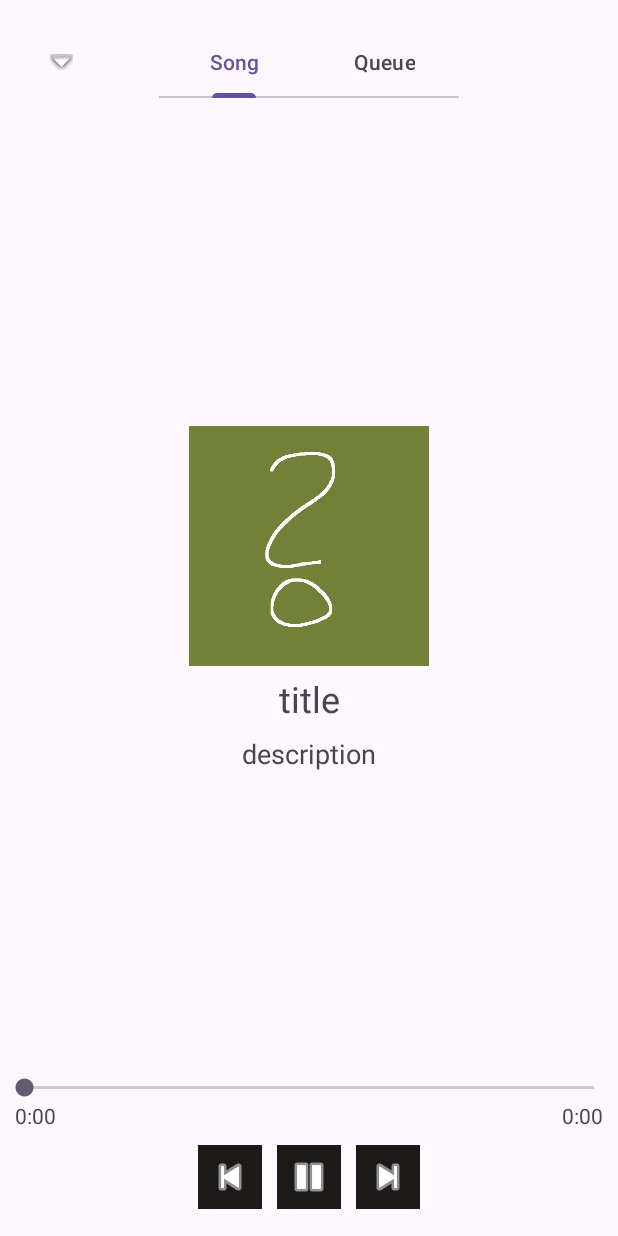
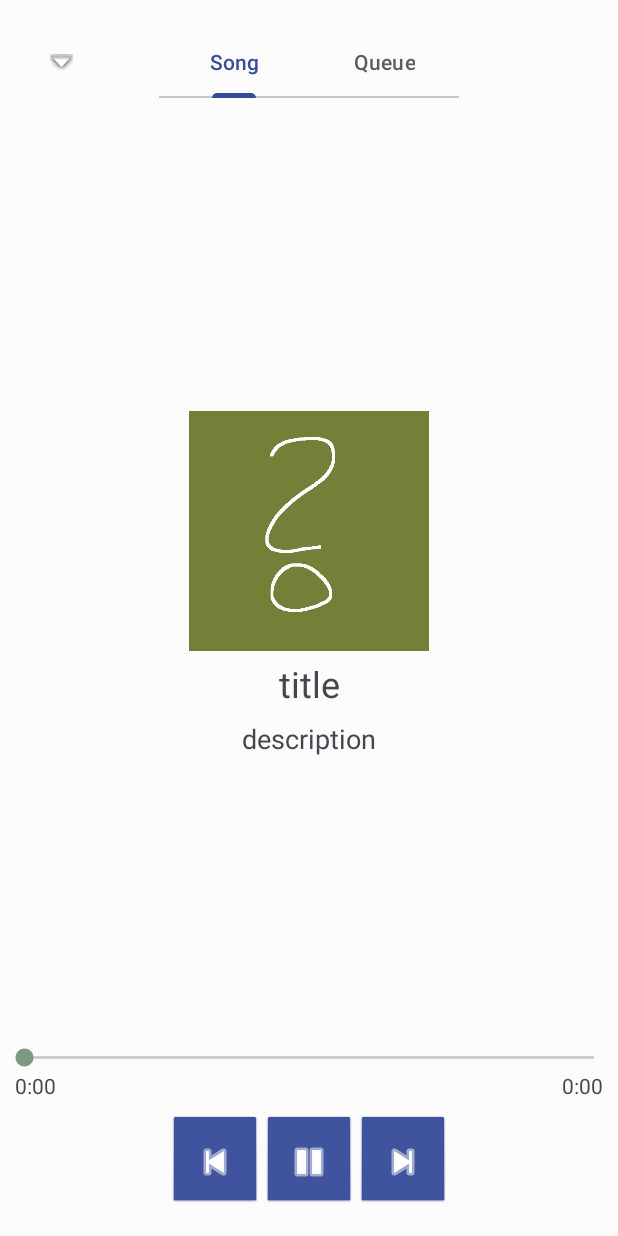
Before and after one commit to ksawio97/VibesLocal, an Android app: the CurrentSongInfoFragment screen opened directly, with no data from a screen before it, on a phone screen of 412 x 824 dp. Run offline under Robolectric (Android 15) with nearby library versions, the phone set to English and light mode, and no system bars; 13 statements that could not run were skipped.

Commit message:
Modified app styles (focused on dark mode)

```diff
--- a/app/src/main/java/com/example/vibeslocal/fragments/MusicItemsFragment.kt
+++ b/app/src/main/java/com/example/vibeslocal/fragments/MusicItemsFragment.kt
@@ -14,6 +14,7 @@ import com.example.vibeslocal.R
 import com.example.vibeslocal.adapters.setupScrollProgress
 import com.example.vibeslocal.databinding.FragmentMusicItemsBinding
 import com.example.vibeslocal.services.MediaPlayerService
+import com.example.vibeslocal.utils.SpacingItemDecoration
 import com.example.vibeslocal.viewmodels.MusicItemsViewModel
 import org.koin.androidx.viewmodel.ext.android.activityViewModel
 import java.lang.ref.WeakReference
@@ -29,6 +30,10 @@ class MusicItemsFragment : Fragment(R.layout.fragment_music_items) {
         binding.musicItemsList.layoutAnimation =
             LayoutAnimationController(AnimationUtils.loadAnimation(context, R.anim.translate))
         viewModel.configureRecyclerView(binding.musicItemsList)
+
+        context?.let {
+            binding.musicItemsList.addItemDecoration(SpacingItemDecoration(it, SpacingItemDecoration.Spacing(10, 0, 10, 0)))
+        }
 
         //connect to MediaPlayerService
         val intent = Intent(requireContext(), MediaPlayerService::class.java)
--- a/app/src/main/res/layout/fragment_current_song_info.xml
+++ b/app/src/main/res/layout/fragment_current_song_info.xml
@@ -11,7 +11,7 @@
         android:id="@+id/current_song_thumbnail"
         android:layout_width="160dp"
         android:layout_height="160dp"
-        android:contentDescription="@string/thumnail_description"
+        android:contentDescription="@string/thumbnail_description"
         app:layout_constraintEnd_toEndOf="parent"
         app:layout_constraintStart_toStartOf="parent"
         app:layout_constraintTop_toTopOf="parent"
--- a/app/src/main/res/layout/fragment_grouped_songs_info.xml
+++ b/app/src/main/res/layout/fragment_grouped_songs_info.xml
@@ -4,6 +4,7 @@
     xmlns:tools="http://schemas.android.com/tools"
     android:layout_width="match_parent"
     android:layout_height="wrap_content"
+    android:background="@color/surface"
     tools:context=".fragments.GroupedSongsInfoFragment">
 
 
@@ -14,6 +15,7 @@
         android:layout_marginStart="8dp"
         android:layout_marginTop="8dp"
         android:layout_marginBottom="8dp"
+        android:contentDescription="@string/thumbnail_description"
         android:src="@drawable/unknown"
         app:layout_constraintBottom_toBottomOf="parent"
         app:layout_constraintStart_toStartOf="parent"
@@ -25,7 +27,7 @@
         android:layout_height="wrap_content"
         android:layout_marginStart="8dp"
         android:layout_marginTop="16dp"
-        android:text="title"
+        android:text="@string/title"
         android:textAppearance="@style/TextAppearance.AppCompat.Large"
         app:layout_constraintEnd_toEndOf="parent"
         app:layout_constraintStart_toEndOf="@+id/grouping_thumbnail"
@@ -36,7 +38,7 @@
         android:layout_width="0dp"
         android:layout_height="wrap_content"
         android:layout_marginStart="8dp"
-        android:text="description"
+        android:text="@string/description"
         android:textAppearance="@style/TextAppearance.AppCompat.Small"
         app:layout_constraintEnd_toEndOf="parent"
         app:layout_constraintStart_toEndOf="@+id/grouping_thumbnail"
--- a/app/src/main/res/layout/fragment_grouping_option.xml
+++ b/app/src/main/res/layout/fragment_grouping_option.xml
@@ -12,14 +12,14 @@
         android:layout_width="match_parent"
         android:layout_height="wrap_content"
         android:padding="4dp"
+        app:cardBackgroundColor="@color/surfaceVariant"
         app:layout_constraintEnd_toEndOf="parent"
         app:layout_constraintStart_toStartOf="parent"
         app:layout_constraintTop_toTopOf="parent">
 
         <androidx.constraintlayout.widget.ConstraintLayout
             android:layout_width="match_parent"
-            android:layout_height="match_parent"
-            android:background="@color/background_1">
+            android:layout_height="match_parent">
 
             <ImageView
                 android:id="@+id/option_image"
@@ -40,7 +40,6 @@
                 android:paddingStart="20dp"
                 android:paddingEnd="20dp"
                 android:text="@string/option_title"
-                android:textColor="@color/white"
                 android:textSize="15sp"
                 app:flow_wrapMode="none"
                 app:layout_constraintBottom_toTopOf="@+id/option_description"
@@ -59,7 +58,6 @@
                 android:paddingEnd="20dp"
                 android:paddingBottom="2dp"
                 android:text="@string/option_description"
-                android:textColor="@color/foreground_1"
                 android:textSize="11sp"
                 android:textStyle="italic"
                 app:layout_constraintBottom_toBottomOf="parent"
--- a/app/src/main/res/layout/fragment_music_items.xml
+++ b/app/src/main/res/layout/fragment_music_items.xml
@@ -11,6 +11,9 @@
         android:id="@+id/music_items_list"
         android:layout_width="match_parent"
         android:layout_height="0dp"
+        android:layout_marginTop="8dp"
+        android:paddingStart="8dp"
+        android:paddingEnd="8dp"
         app:layoutManager="androidx.recyclerview.widget.LinearLayoutManager"
         app:layout_constraintBottom_toBottomOf="parent"
         app:layout_constraintTop_toTopOf="parent" />
@@ -18,6 +21,7 @@
     <ProgressBar
         android:id="@+id/scroll_progress"
         style="@style/ScrollProgressBar"
+        android:progressBackgroundTint="@color/surfaceVariant"
         app:layout_constraintBottom_toTopOf="parent"
         app:layout_constraintEnd_toEndOf="parent"
         app:layout_constraintStart_toStartOf="parent"
--- a/app/src/main/res/layout/fragment_playback_control_2.xml
+++ b/app/src/main/res/layout/fragment_playback_control_2.xml
@@ -1,12 +1,11 @@
 <?xml version="1.0" encoding="utf-8"?>
-<LinearLayout xmlns:android="http://schemas.android.com/apk/res/android"
+<androidx.constraintlayout.widget.ConstraintLayout xmlns:android="http://schemas.android.com/apk/res/android"
     xmlns:app="http://schemas.android.com/apk/res-auto"
     xmlns:tools="http://schemas.android.com/tools"
     android:id="@+id/playback_details"
-    android:layout_width="match_parent"
-    android:layout_height="match_parent"
+    android:layout_width="wrap_content"
+    android:layout_height="wrap_content"
     android:gravity="center_horizontal"
-    android:orientation="horizontal"
     android:padding="10dp"
     tools:context=".fragments.PlaybackControl2Fragment">
 
@@ -15,13 +14,12 @@
         style="@style/SongDetailsButton"
         android:layout_width="wrap_content"
         android:layout_height="wrap_content"
-        android:layout_marginEnd="10dp"
-        android:adjustViewBounds="false"
-        android:background="@color/black"
         android:contentDescription="@string/previous"
         android:cropToPadding="false"
+        android:scaleType="center"
         android:src="@android:drawable/ic_media_previous"
         app:layout_constraintEnd_toStartOf="@+id/pause_song_button"
+        app:layout_constraintStart_toStartOf="parent"
         app:layout_constraintTop_toTopOf="parent" />
 
     <ImageButton
@@ -40,10 +38,10 @@
         style="@style/SongDetailsButton"
         android:layout_width="wrap_content"
         android:layout_height="wrap_content"
-        android:layout_marginStart="10dp"
         android:contentDescription="@string/next"
         android:src="@android:drawable/ic_media_next"
+        app:layout_constraintEnd_toEndOf="parent"
         app:layout_constraintStart_toEndOf="@+id/pause_song_button"
         app:layout_constraintTop_toTopOf="parent" />
 
-</LinearLayout>
+</androidx.constraintlayout.widget.ConstraintLayout>
--- a/app/src/main/res/layout/song_item.xml
+++ b/app/src/main/res/layout/song_item.xml
@@ -11,6 +11,7 @@
         android:layout_height="wrap_content"
         android:adjustViewBounds="true"
         android:contentDescription="@string/song_thumbnail"
+        app:layout_constraintBottom_toBottomOf="parent"
         app:layout_constraintStart_toStartOf="parent"
         app:layout_constraintTop_toTopOf="parent" />
 
@@ -18,6 +19,7 @@
         android:id="@+id/song_title"
         android:layout_width="wrap_content"
         android:layout_height="wrap_content"
+        android:layout_marginStart="8dp"
         app:layout_constraintStart_toEndOf="@+id/song_thumbnail"
         app:layout_constraintTop_toTopOf="parent" />
 
@@ -25,6 +27,7 @@
         android:id="@+id/song_author"
         android:layout_width="wrap_content"
         android:layout_height="wrap_content"
+        android:layout_marginStart="8dp"
         app:layout_constraintStart_toEndOf="@+id/song_thumbnail"
         app:layout_constraintTop_toBottomOf="@+id/song_title" />
 
--- /dev/null
+++ b/app/src/main/res/values-night/colors.xml
@@ -0,0 +1,25 @@
+<resources>
+    <color name="primary">#A3B1E6</color>
+    <color name="onPrimary">#1B254C</color>
+    <color name="primaryContainer">#243266</color>
+    <color name="onPrimaryContainer">#B6C0E6</color>
+    <color name="secondary">#D2E6D6</color>
+    <color name="onSecondary">#3E4C41</color>
+    <color name="secondaryContainer">#536657</color>
+    <color name="onSecondaryContainer">#D8E6DB</color>
+    <color name="tertiary">#E2AAE6</color>
+    <color name="onTertiary">#4A204C</color>
+    <color name="tertiaryContainer">#632B66</color>
+    <color name="onTertiaryContainer">#E3BBE6</color>
+    <color name="error">#E69490</color>
+    <color name="onError">#4C100D</color>
+    <color name="errorContainer">#661511</color>
+    <color name="onErrorContainer">#E6ACA9</color>
+    <color name="background">#313233</color>
+    <color name="onBackground">#e3e4e6</color>
+    <color name="surface">#313233</color>
+    <color name="onSurface">#e3e4e6</color>
+    <color name="surfaceVariant">#595c66</color>
+    <color name="onSurfaceVariant">#d8dbe6</color>
+    <color name="outline">#a4a7b3</color>
+</resources>
--- a/app/src/main/res/values-night/splash.xml
+++ b/app/src/main/res/values-night/splash.xml
@@ -1,7 +1,7 @@
 <?xml version="1.0" encoding="utf-8"?>
 <resources>
     <style name="Theme.App.Starting" parent="Theme.SplashScreen">
-        <item name="windowSplashScreenBackground">@color/black</item>
+        <item name="windowSplashScreenBackground">@color/surface</item>
 
         <item name="windowSplashScreenAnimatedIcon">@drawable/baseline_library_music_24</item>
 
--- a/app/src/main/res/values-night/themes.xml
+++ b/app/src/main/res/values-night/themes.xml
@@ -1,10 +1,29 @@
 <resources>
     <!-- Base application theme. -->
     <style name="Base.Theme.VibesLocal" parent="Theme.Material3.DayNight">
-        <!-- Customize your dark theme here. -->
-        <!-- <item name="colorPrimary">@color/my_dark_primary</item> -->
-
-
+        <item name="colorPrimary">@color/primary</item>
+        <item name="colorOnPrimary">@color/onPrimary</item>
+        <item name="colorPrimaryContainer">@color/primaryContainer</item>
+        <item name="colorOnPrimaryContainer">@color/onPrimaryContainer</item>
+        <item name="colorSecondary">@color/secondary</item>
+        <item name="colorOnSecondary">@color/onSecondary</item>
+        <item name="colorSecondaryContainer">@color/secondaryContainer</item>
+        <item name="colorOnSecondaryContainer">@color/onSecondaryContainer</item>
+        <item name="colorTertiary">@color/tertiary</item>
+        <item name="colorOnTertiary">@color/onTertiary</item>
+        <item name="colorTertiaryContainer">@color/tertiaryContainer</item>
+        <item name="colorOnTertiaryContainer">@color/onTertiaryContainer</item>
+        <item name="colorError">@color/error</item>
+        <item name="colorOnError">@color/onError</item>
+        <item name="colorErrorContainer">@color/errorContainer</item>
+        <item name="colorOnErrorContainer">@color/onErrorContainer</item>
+        <item name="android:colorBackground">@color/background</item>
+        <item name="colorOnBackground">@color/onBackground</item>
+        <item name="colorSurface">@color/surface</item>
+        <item name="colorOnSurface">@color/onSurface</item>
+        <item name="colorSurfaceVariant">@color/surfaceVariant</item>
+        <item name="colorOnSurfaceVariant">@color/onSurfaceVariant</item>
+        <item name="colorOutline">@color/outline</item>
     </style>
 
     <style name="Theme.VibesLocal" parent="Base.Theme.VibesLocal" />
--- a/app/src/main/res/values/colors.xml
+++ b/app/src/main/res/values/colors.xml
@@ -1,9 +1,25 @@
-<?xml version="1.0" encoding="utf-8"?>
 <resources>
-    <color name="black">#1C1919</color>
-    <color name="white">#FFFFFFFF</color>
-
-    <color name="background_1">#2b2d42</color>
-    <color name="background_2">#8d99ae</color>
-    <color name="foreground_1">#edf2f4</color>
+    <color name="primary">#364B99</color>
+    <color name="onPrimary">#FFFFFF</color>
+    <color name="primaryContainer">#B6C0E6</color>
+    <color name="onPrimaryContainer">#121933</color>
+    <color name="secondary">#7C9982</color>
+    <color name="onSecondary">#FFFFFF</color>
+    <color name="secondaryContainer">#D8E6DB</color>
+    <color name="onSecondaryContainer">#29332B</color>
+    <color name="tertiary">#944099</color>
+    <color name="onTertiary">#FFFFFF</color>
+    <color name="tertiaryContainer">#E3BBE6</color>
+    <color name="onTertiaryContainer">#311533</color>
+    <color name="error">#99201A</color>
+    <color name="onError">#FFFFFF</color>
+    <color name="errorContainer">#E6ACA9</color>
+    <color name="onErrorContainer">#330B09</color>
+    <color name="background">#fcfcfc</color>
+    <color name="onBackground">#313233</color>
+    <color name="surface">#fcfcfc</color>
+    <color name="onSurface">#313233</color>
+    <color name="surfaceVariant">#dcdee6</color>
+    <color name="onSurfaceVariant">#595c66</color>
+    <color name="outline">#858999</color>
 </resources>
--- a/app/src/main/res/values/splash.xml
+++ b/app/src/main/res/values/splash.xml
@@ -1,7 +1,7 @@
 <?xml version="1.0" encoding="utf-8"?>
 <resources>
     <style name="Theme.App.Starting" parent="Theme.SplashScreen">
-        <item name="windowSplashScreenBackground">@color/white</item>
+        <item name="windowSplashScreenBackground">@color/surface</item>
 
         <item name="windowSplashScreenAnimatedIcon">@drawable/baseline_library_music_24</item>
 
--- a/app/src/main/res/values/strings.xml
+++ b/app/src/main/res/values/strings.xml
@@ -12,12 +12,12 @@
     <string name="base_time">0:00</string>
     <string name="title">title</string>
     <string name="description">description</string>
-    <string name="thumnail_description">Thumbnail image</string>
+    <string name="thumbnail_description">Thumbnail image</string>
     <string name="song_option">Song</string>
     <string name="queue_option">Queue</string>
     <string name="go_back_button">Go back button</string>
     <string name="song_thumbnail">Song thumbnail</string>
     <string name="previous">Play previous</string>
     <string name="next">Play next</string>
-    <string name="pause_song_button">Pause song button</string>
+    <string name="pause_song_button">Pause song</string>
 </resources>
--- a/app/src/main/res/values/styles.xml
+++ b/app/src/main/res/values/styles.xml
@@ -1,9 +1,9 @@
 <?xml version="1.0" encoding="utf-8"?>
 <resources>
     <style name="SongDetailsButton" parent="android:Widget.ImageButton">
-        <item name="android:tint">@color/white</item>
-        <item name="android:background">@color/black</item>
-        <item name="android:padding">5dp</item>
+        <item name="android:padding">15dp</item>
+        <item name="android:tint">@color/onPrimary</item>
+        <item name="android:backgroundTint">@color/primary</item>
     </style>
 
     <style name="ScrollProgressBar" parent="@style/Widget.AppCompat.ProgressBar.Horizontal">
--- a/app/src/main/res/values/themes.xml
+++ b/app/src/main/res/values/themes.xml
@@ -1,8 +1,29 @@
 <resources>
     <!-- Base application theme. -->
     <style name="Base.Theme.VibesLocal" parent="Theme.Material3.DayNight">
-        <!-- Customize your light theme here. -->
-        <!-- <item name="colorPrimary">@color/my_light_primary</item> -->
+        <item name="colorPrimary">@color/primary</item>
+        <item name="colorOnPrimary">@color/onPrimary</item>
+        <item name="colorPrimaryContainer">@color/primaryContainer</item>
+        <item name="colorOnPrimaryContainer">@color/onPrimaryContainer</item>
+        <item name="colorSecondary">@color/secondary</item>
+        <item name="colorOnSecondary">@color/onSecondary</item>
+        <item name="colorSecondaryContainer">@color/secondaryContainer</item>
+        <item name="colorOnSecondaryContainer">@color/onSecondaryContainer</item>
+        <item name="colorTertiary">@color/tertiary</item>
+        <item name="colorOnTertiary">@color/onTertiary</item>
+        <item name="colorTertiaryContainer">@color/tertiaryContainer</item>
+        <item name="colorOnTertiaryContainer">@color/onTertiaryContainer</item>
+        <item name="colorError">@color/error</item>
+        <item name="colorOnError">@color/onError</item>
+        <item name="colorErrorContainer">@color/errorContainer</item>
+        <item name="colorOnErrorContainer">@color/onErrorContainer</item>
+        <item name="android:colorBackground">@color/background</item>
+        <item name="colorOnBackground">@color/onBackground</item>
+        <item name="colorSurface">@color/surface</item>
+        <item name="colorOnSurface">@color/onSurface</item>
+        <item name="colorSurfaceVariant">@color/surfaceVariant</item>
+        <item name="colorOnSurfaceVariant">@color/onSurfaceVariant</item>
+        <item name="colorOutline">@color/outline</item>
     </style>
 
     <style name="Theme.VibesLocal" parent="Base.Theme.VibesLocal" />
```
Also changed, not shown: app/src/main/java/com/example/vibeslocal/utils/SpacingItemDecoration.kt (added, +26 -0 lines), app/src/main/res/layout/fragment_playback_control.xml (+13 -5 lines).
